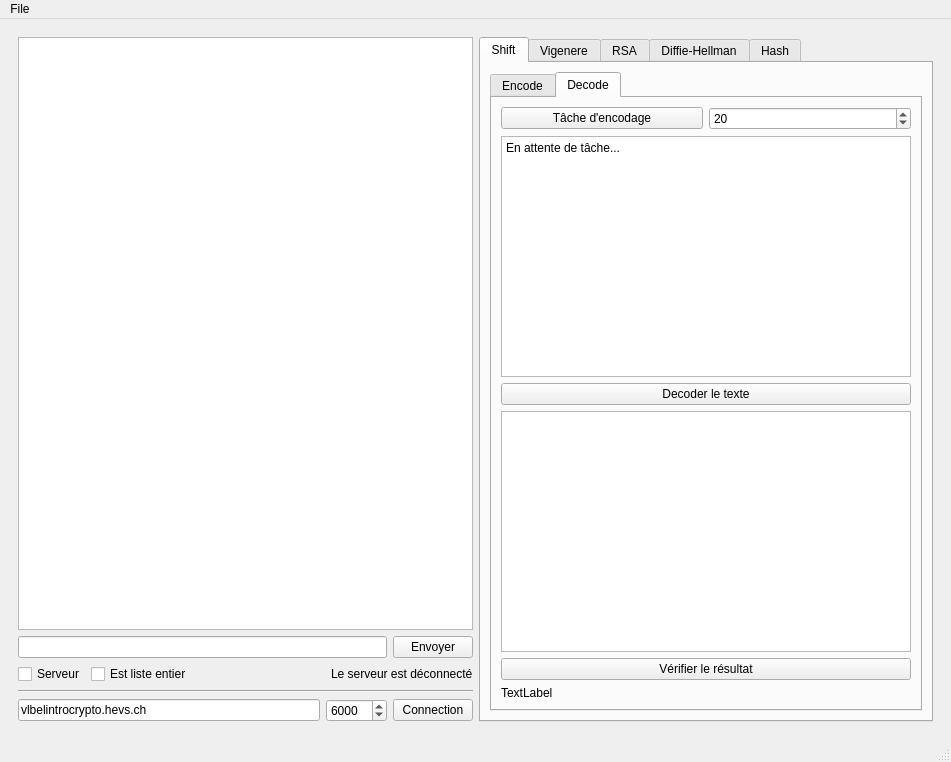
Qt form crypto_client.ui (aa-augsburger/ISC_Crypto) before a commit.
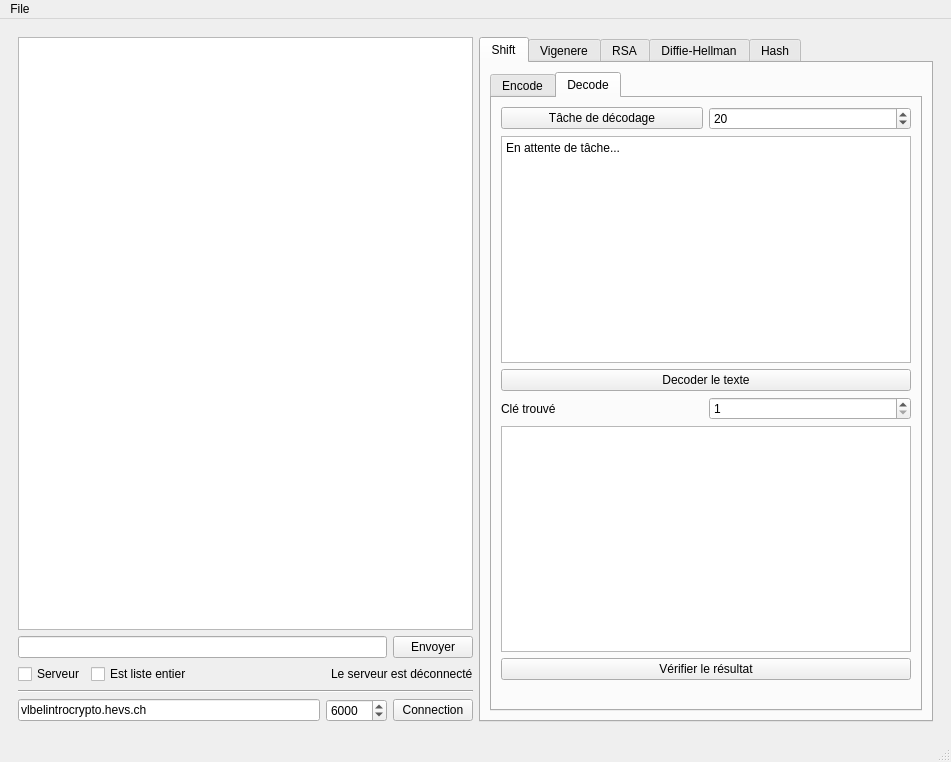
The same form after that commit. The open tabs and pages were chosen to show the change.

The edit to the form file:
```diff
--- a/crypto_client.ui
+++ b/crypto_client.ui
@@ -247,15 +247,13 @@
                 <attribute name="title">
                  <string>Decode</string>
                 </attribute>
-                <layout class="QVBoxLayout" name="verticalLayout_15">
-                 <item>
                   <layout class="QVBoxLayout" name="verticalLayout_14">
                    <item>
                     <layout class="QHBoxLayout" name="horizontalLayout_10">
                      <item>
                       <widget class="QPushButton" name="btn_ask_shift_decode">
                        <property name="text">
-                        <string>Tâche d'encodage</string>
+                      <string>Tâche de décodage</string>
                        </property>
                       </widget>
                      </item>
@@ -296,10 +294,31 @@
                     </widget>
                    </item>
                    <item>
-                    <widget class="QTextEdit" name="te_shifted_task_2"/>
+                  <layout class="QHBoxLayout" name="horizontalLayout_26">
+                   <item>
+                    <widget class="QLabel" name="label_6">
+                     <property name="text">
+                      <string>Clé trouvé</string>
+                     </property>
+                    </widget>
                    </item>
                    <item>
-                    <widget class="QPushButton" name="pb_shift_decode_check">
+                    <widget class="QSpinBox" name="guessed_shift">
+                     <property name="minimum">
+                      <number>1</number>
+                     </property>
+                     <property name="maximum">
+                      <number>26</number>
+                     </property>
+                    </widget>
+                   </item>
+                  </layout>
+                 </item>
+                 <item>
+                  <widget class="QTextEdit" name="txt_shift_deocde_log"/>
+                 </item>
+                 <item>
+                  <widget class="QPushButton" name="btn_shift_decode_verify">
                      <property name="text">
                       <string>Vérifier le résultat</string>
                      </property>
@@ -308,11 +327,9 @@
                    <item>
                     <widget class="QLabel" name="lbl_shift_encode_result_2">
                      <property name="text">
-                      <string>TextLabel</string>
-                     </property>
-                    </widget>
-                   </item>
-                  </layout>
+                    <string/>
+                   </property>
+                  </widget>
                  </item>
                 </layout>
                </widget>
```
Left out of the diff: 10 changed lines with no effect on the pictures. Lines whose indentation alone changed are shown as unchanged.
